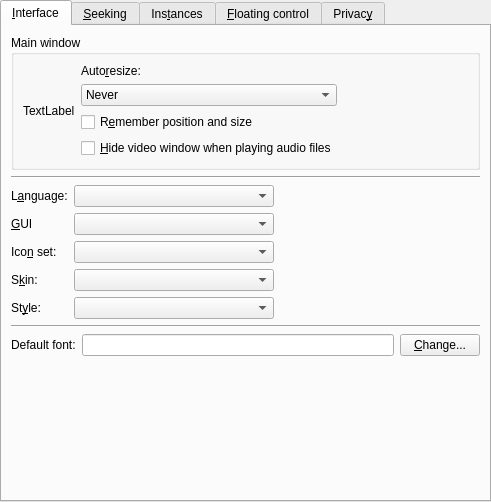
This is src/gui/pref/interface.ui in wilbert2000/wzplayer as Qt 5 draws it before an edit. The edited form follows.
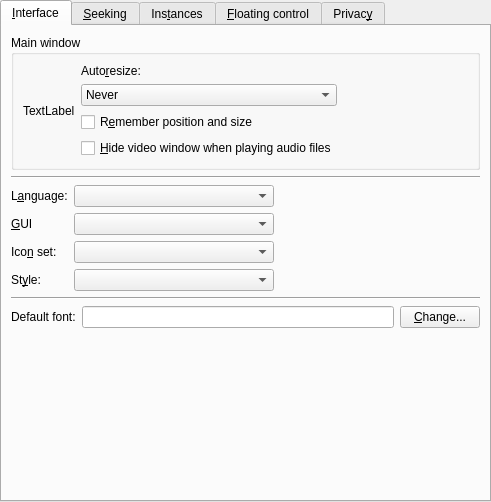
This is the edited form. Custom widgets are drawn as their Qt base class.

Commit message: Remove support for skins

What changed in the file:
```diff
--- a/src/gui/pref/interface.ui
+++ b/src/gui/pref/interface.ui
@@ -136,6 +136,19 @@
        </item>
        <item>
         <layout class="QGridLayout" name="gridLayout">
+         <item row="1" column="2">
+          <spacer>
+           <property name="orientation">
+            <enum>Qt::Horizontal</enum>
+           </property>
+           <property name="sizeHint" stdset="0">
+            <size>
+             <width>40</width>
+             <height>20</height>
+            </size>
+           </property>
+          </spacer>
+         </item>
          <item row="0" column="0">
           <widget class="QLabel" name="textLabel1_18">
            <property name="text">
@@ -192,19 +205,6 @@
            </property>
           </widget>
          </item>
-         <item row="1" column="2">
-          <spacer>
-           <property name="orientation">
-            <enum>Qt::Horizontal</enum>
-           </property>
-           <property name="sizeHint" stdset="0">
-            <size>
-             <width>40</width>
-             <height>20</height>
-            </size>
-           </property>
-          </spacer>
-         </item>
          <item row="2" column="0">
           <widget class="QLabel" name="iconset_label">
            <property name="text">
@@ -254,54 +254,6 @@
           </widget>
          </item>
          <item row="3" column="0">
-          <widget class="QLabel" name="skin_label">
-           <property name="text">
-            <string>S&amp;kin:</string>
-           </property>
-           <property name="wordWrap">
-            <bool>false</bool>
-           </property>
-           <property name="buddy">
-            <cstring>skin_combo</cstring>
-           </property>
-          </widget>
-         </item>
-         <item row="3" column="1">
-          <widget class="Gui::Pref::TComboBox" name="skin_combo">
-           <property name="sizePolicy">
-            <sizepolicy hsizetype="Expanding" vsizetype="Fixed">
-             <horstretch>0</horstretch>
-             <verstretch>0</verstretch>
-            </sizepolicy>
-           </property>
-          </widget>
-         </item>
-         <item row="3" column="2">
-          <widget class="QWidget" name="skin_sp" native="true">
-           <layout class="QVBoxLayout" name="verticalLayout_4">
-            <property name="spacing">
-             <number>0</number>
-            </property>
-            <property name="margin">
-             <number>0</number>
-            </property>
-            <item>
-             <spacer name="skin_spacer">
-              <property name="orientation">
-               <enum>Qt::Horizontal</enum>
-              </property>
-              <property name="sizeHint" stdset="0">
-               <size>
-                <width>40</width>
-                <height>20</height>
-               </size>
-              </property>
-             </spacer>
-            </item>
-           </layout>
-          </widget>
-         </item>
-         <item row="4" column="0">
           <widget class="QLabel" name="style_label">
            <property name="text">
             <string>St&amp;yle:</string>
@@ -314,7 +266,7 @@
            </property>
           </widget>
          </item>
-         <item row="4" column="1">
+         <item row="3" column="1">
           <widget class="Gui::Pref::TComboBox" name="style_combo">
            <property name="sizePolicy">
             <sizepolicy hsizetype="Expanding" vsizetype="Fixed">
@@ -324,7 +276,7 @@
            </property>
           </widget>
          </item>
-         <item row="4" column="2">
+         <item row="3" column="2">
           <spacer>
            <property name="orientation">
             <enum>Qt::Horizontal</enum>
```
Left out of the diff: 1 changed line with no effect on the pictures. The commit also changes 31 other files.
